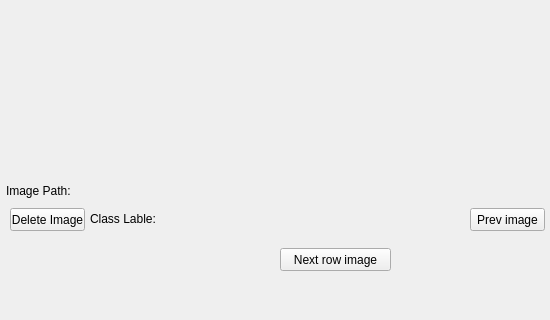
The window that Image plot.ui (MaxXxIL/ADC-development) describes before a commit, drawn with Qt 5; both pictures show x 0 to 550 and y 342 to 662 of the 644 by 662 pixel window.
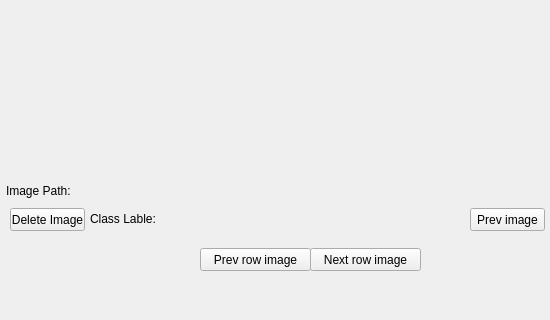
The same window after the commit.

Commit message: Fin duplicate images fixepercentagege image plot added next file in the  list

Diff of the .ui file:
```diff
--- a/Image plot.ui
+++ b/Image plot.ui
@@ -95,7 +95,7 @@
    <widget class="QPushButton" name="pushButton">
     <property name="geometry">
      <rect>
-      <x>280</x>
+      <x>310</x>
       <y>590</y>
       <width>111</width>
       <height>23</height>
@@ -105,6 +105,19 @@
      <string>Next row image</string>
     </property>
    </widget>
+   <widget class="QPushButton" name="Prev_row_im">
+    <property name="geometry">
+     <rect>
+      <x>200</x>
+      <y>590</y>
+      <width>111</width>
+      <height>23</height>
+     </rect>
+    </property>
+    <property name="text">
+     <string>Prev row image</string>
+    </property>
+   </widget>
   </widget>
   <widget class="QMenuBar" name="menubar">
    <property name="geometry">
```
Left out of the diff: 6 changed lines with no effect on the pictures. The commit also changes 2 other files.
